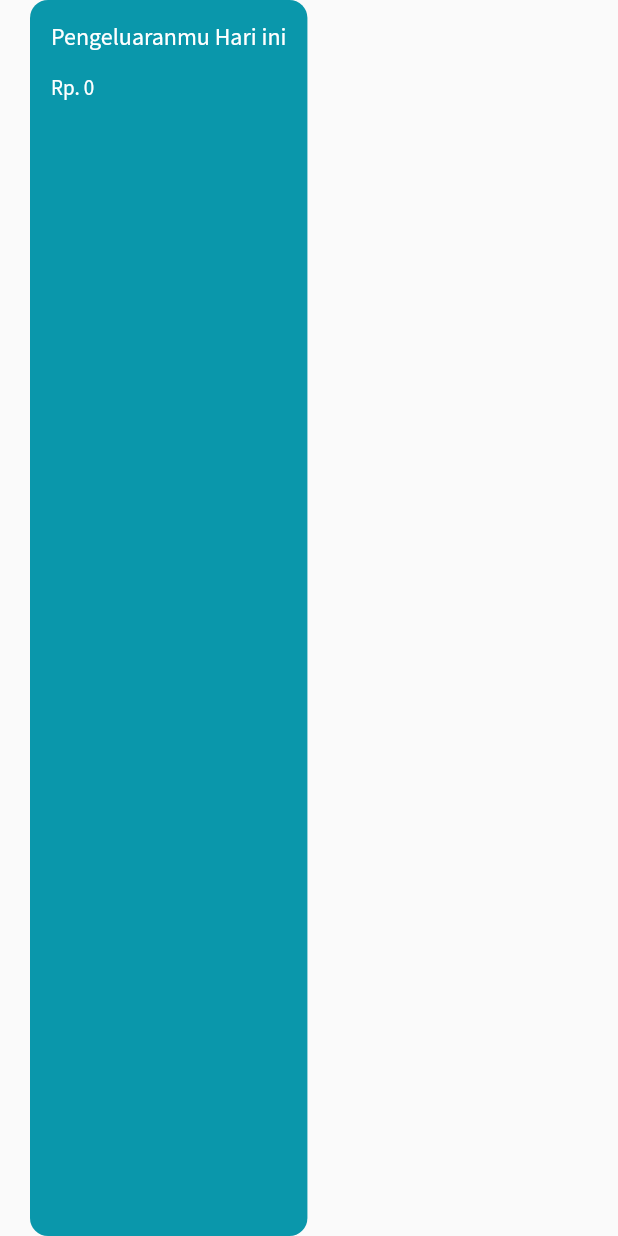
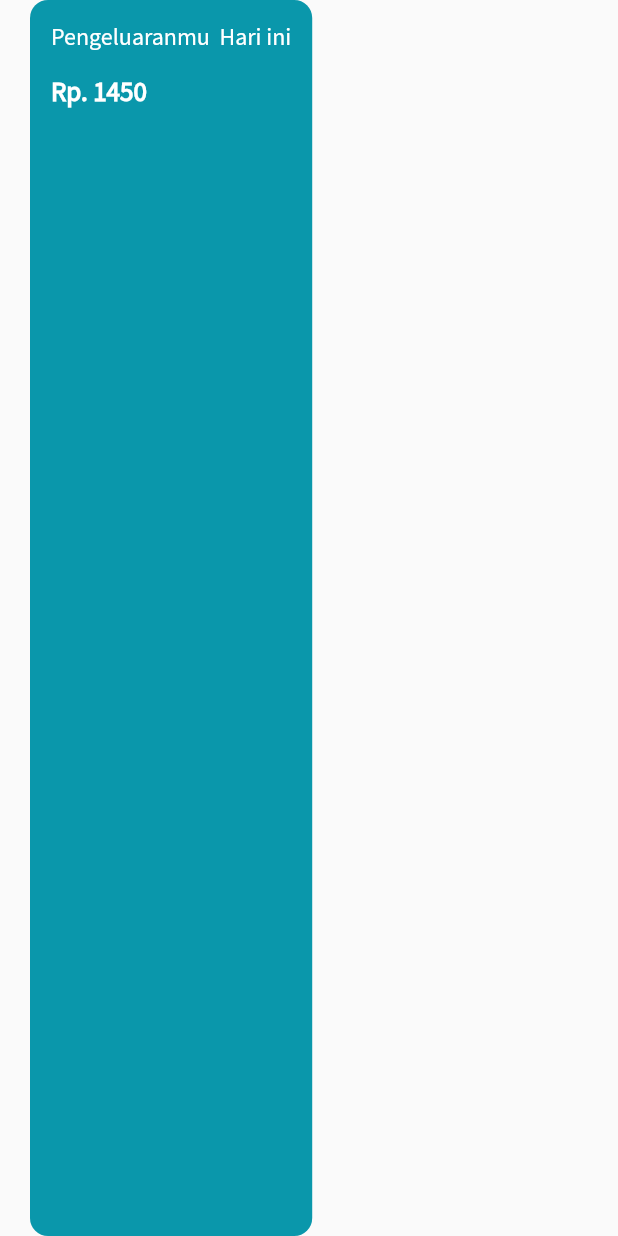
Before and after one commit to Kakaranara/DOT-Exam, a Flutter app: the BigBox widget shown alone on an empty page, opened directly, on a phone screen of 412 x 824 dp. Run offline on Flutter 3.47's test engine with Material 2 defaults, Android fonts, the phone set to English and light mode, and no system bars; our stand-ins replace flutter_svg.

Commit message:
changing style in big box

```diff
--- a/lib/shared_widget/big_box.dart
+++ b/lib/shared_widget/big_box.dart
@@ -23,12 +23,16 @@
         children: [
           Text(
             text,
-            style: TextStyle(color: Colors.white, fontSize: 16),
+            style: const TextStyle(color: Colors.white, fontSize: 16),
           ),
           const SizedBox(
             height: 15,
           ),
-          Text("Rp. $amount", style: TextStyle(color: Colors.white))
+          Text("Rp. $amount",
+              style: const TextStyle(
+                  color: Colors.white,
+                  fontSize: 18,
+                  fontWeight: FontWeight.bold))
         ],
       ),
     );
```
Also changed, not shown: lib/screen/home.dart (+4 -4 lines).
